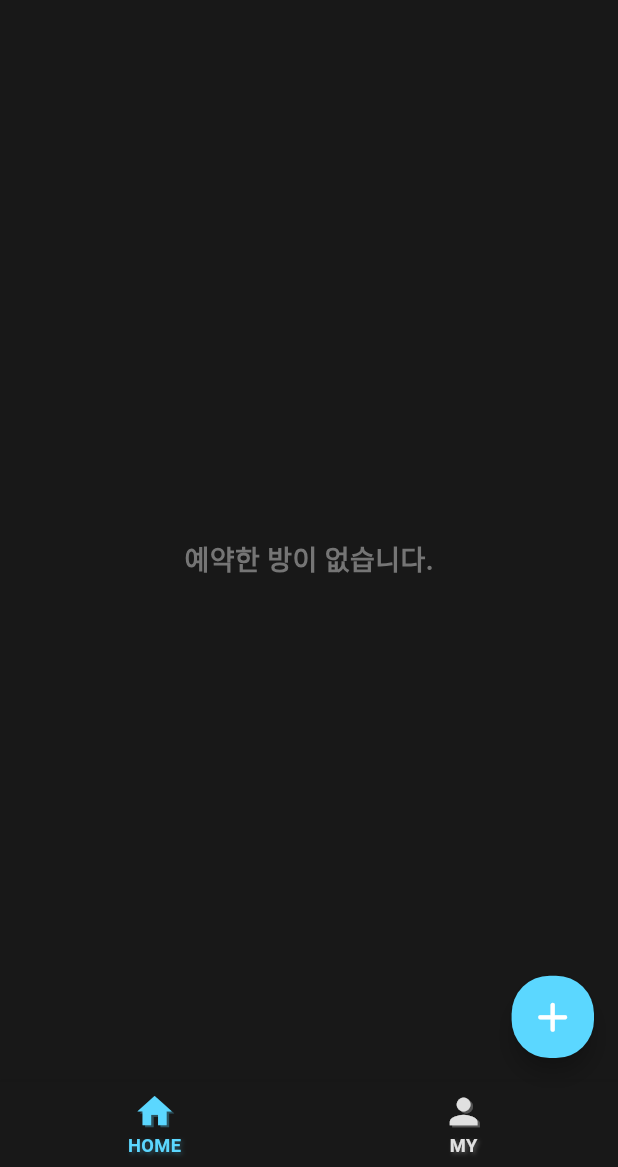
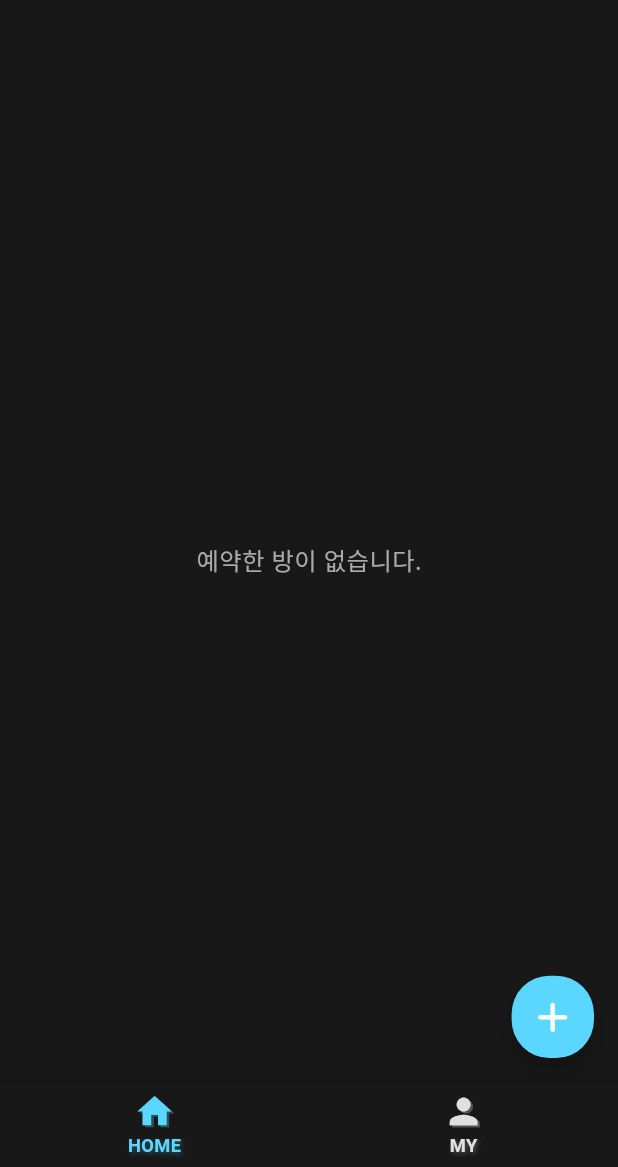
Before and after one commit to jhdo-dev/elice-1st-topkon, a Flutter app: the MyPage screen opened by its route, on a phone screen of 412 x 824 dp, the part 69-1236 px from its top. Run offline on Flutter 3.47's test engine with Material 3 defaults, Android fonts, the phone set to English and light mode, and no system bars; our stand-ins replace bloc, dartz, dio, equatable, flutter_bloc, flutter_dotenv and 10 more; accounts and stored records are empty; Roboto replaces fonts that are missing (Play).

Commit message:
빈 목록 텍스트 크기 변경

```diff
--- a/alarm_front/lib/presentation/pages/my/my_page.dart
+++ b/alarm_front/lib/presentation/pages/my/my_page.dart
@@ -1,3 +1,5 @@
+import 'package:alarm_front/config/colors.dart';
+import 'package:alarm_front/config/text_styles.dart';
 import 'package:alarm_front/data/datasources/local_datasource.dart';
 import 'package:alarm_front/presentation/bloc/room/room_bloc.dart';
 import 'package:alarm_front/presentation/pages/my/widgets/my_info_widget.dart';
@@ -54,14 +56,9 @@ class _MyPageState extends State<MyPage> {
               if (state.rooms.isEmpty) {
                 return Expanded(
                   child: Center(
-                    child: Text(
-                      '예약한 방이 없습니다.',
-                      style: TextStyle(
-                        fontSize: 18,
-                        fontWeight: FontWeight.bold,
-                        color: Colors.grey[600],
-                      ),
-                    ),
+                    child: Text('예약한 방이 없습니다.',
+                        style: TextStyles.largeText
+                            .copyWith(color: AppColors.hintColor)),
                   ),
                 );
               }
--- a/alarm_front/lib/presentation/pages/room_list/room_list_page.dart
+++ b/alarm_front/lib/presentation/pages/room_list/room_list_page.dart
@@ -95,7 +95,7 @@ class _RoomListPageState extends State<RoomListPage> {
               child: Text(
                 '생성된 방이 없습니다',
                 style:
-                    TextStyles.mediumText.copyWith(color: AppColors.hintColor),
+                    TextStyles.largeText.copyWith(color: AppColors.hintColor),
               ),
             ),
             itemBuilder: (context, item, index) => ChatRoom(
```
